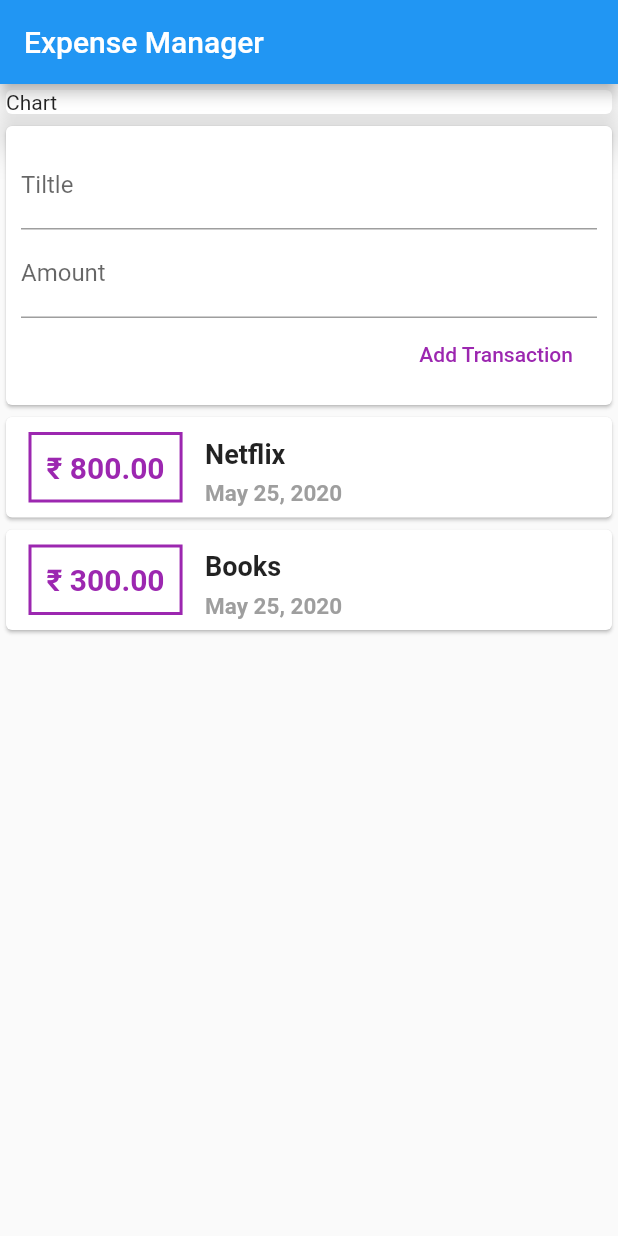
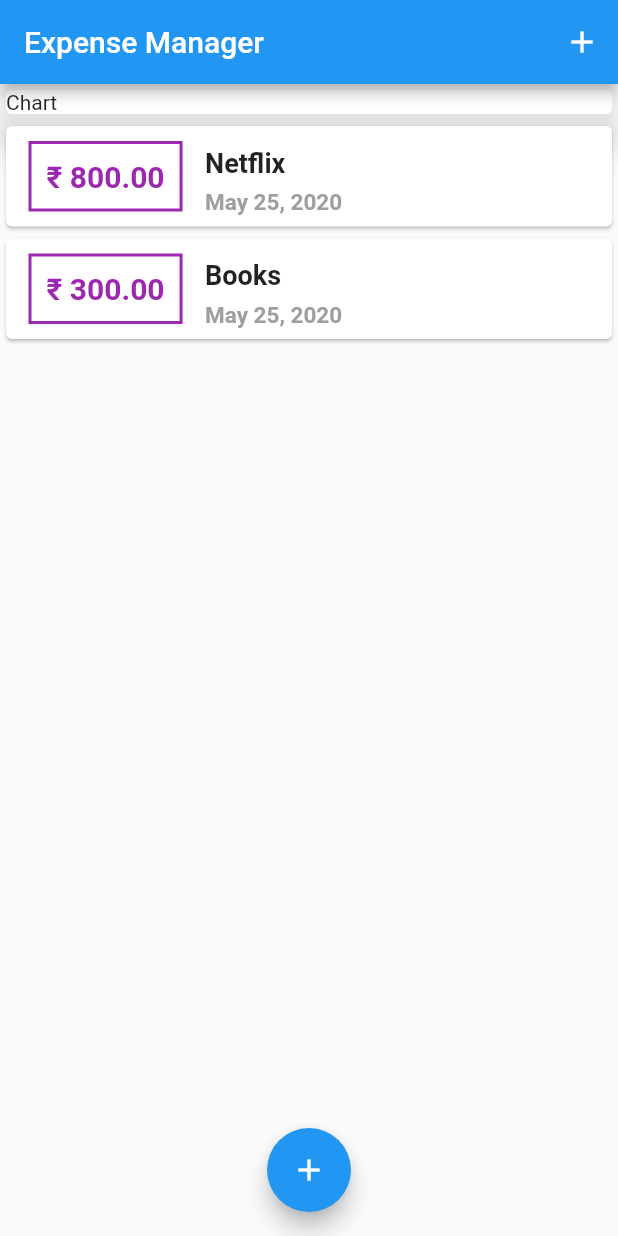
Before and after one commit to harshthakur066/Expense-Manager--Flutter, a Flutter app: the screen it shows after launch, on a phone screen of 412 x 824 dp. Run offline on Flutter 3.47's test engine with Material 2 defaults, Android fonts, the phone set to English and light mode, and no system bars.

Commit message:
refactored main.dart as stateful and addded bottom sheet popup

```diff
--- a/lib/main.dart
+++ b/lib/main.dart
@@ -1,5 +1,7 @@
 import 'package:flutter/material.dart';
-import './widgets/user_transaction.dart';
+import './models/transaction.dart';
+import './widgets/transaction_list.dart';
+import './widgets/new_transactions.dart';
 
 void main() => runApp(MyApp());
 
@@ -13,12 +15,59 @@ class MyApp extends StatelessWidget {
   }
 }
 
-class MyHomePage extends StatelessWidget {
+class MyHomePage extends StatefulWidget {
+  @override
+  _MyHomePageState createState() => _MyHomePageState();
+}
+
+class _MyHomePageState extends State<MyHomePage> {
+  final List<Transaction> _userTransactions = [
+    Transaction(
+      id: 't1',
+      title: 'Netflix',
+      amount: 800,
+      date: DateTime.now(),
+    ),
+    Transaction(
+      id: 't2',
+      title: 'Books',
+      amount: 300,
+      date: DateTime.now(),
+    ),
+  ];
+
+  void _addNewTransaction(String txTitle, double txAmount) {
+    final newTx = Transaction(
+        id: DateTime.now().toString(),
+        amount: txAmount,
+        date: DateTime.now(),
+        title: txTitle);
+
+    setState(() {
+      _userTransactions.add(newTx);
+    });
+  }
+
+  void _startAddNewTransaction(BuildContext ctx) {
+    showModalBottomSheet(
+      context: ctx,
+      builder: (_) {
+        return NewTransations(_addNewTransaction);
+      },
+    );
+  }
+
   @override
   Widget build(BuildContext context) {
     return Scaffold(
       appBar: AppBar(
         title: Text('Expense Manager'),
+        actions: <Widget>[
+          IconButton(
+            icon: Icon(Icons.add),
+            onPressed: () => _startAddNewTransaction(context),
+          )
+        ],
       ),
       body: SingleChildScrollView(
         child: Column(
@@ -32,9 +81,14 @@ class MyHomePage extends StatelessWidget {
                 elevation: 10,
               ),
             ),
-            UserTransactions(),
+            TransactionList(_userTransactions),
           ],
         ),
+      ),
+      floatingActionButtonLocation: FloatingActionButtonLocation.centerFloat,
+      floatingActionButton: FloatingActionButton(
+        child: Icon(Icons.add),
+        onPressed: () => _startAddNewTransaction(context),
       ),
     );
   }
--- a/lib/widgets/user_transaction.dart
+++ /dev/null
@@ -1,46 +0,0 @@
-import 'package:flutter/material.dart';
-import './new_transactions.dart';
-import './transaction_list.dart';
-import '../models/transaction.dart';
-
-class UserTransactions extends StatefulWidget {
-  @override
-  _UserTransactionsState createState() => _UserTransactionsState();
-}
-
-class _UserTransactionsState extends State<UserTransactions> {
-  final List<Transaction> _userTransactions = [
-    Transaction(
-      id: 't1',
-      title: 'Netflix',
-      amount: 800,
-      date: DateTime.now(),
-    ),
-    Transaction(
-      id: 't2',
-      title: 'Books',
-      amount: 300,
-      date: DateTime.now(),
-    ),
-  ];
-
-  void _addNewTransaction(String txTitle, double txAmount) {
-    final newTx = Transaction(
-        id: DateTime.now().toString(),
-        amount: txAmount,
-        date: DateTime.now(),
-        title: txTitle);
-
-    setState(() {
-      _userTransactions.add(newTx);
-    });
-  }
-
-  @override
-  Widget build(BuildContext context) {
-    return Column(children: <Widget>[
-      NewTransations(_addNewTransaction),
-      TransactionList(_userTransactions),
-    ]);
-  }
-}
```
